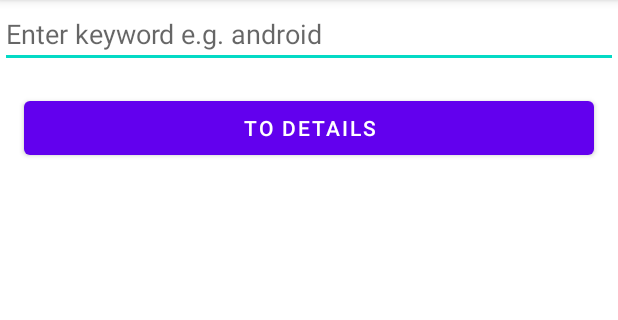
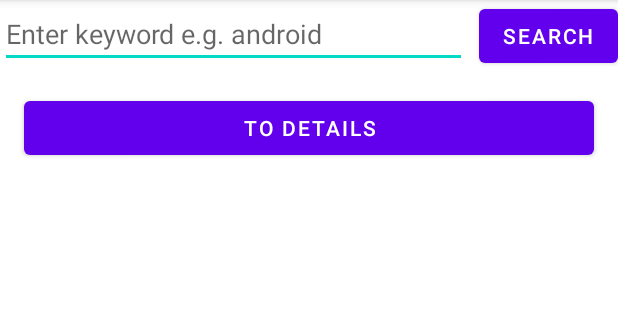
Before and after one commit to profitsw2000/Tests5, an Android app: the screen it shows after launch (MainActivity), on a phone screen of 412 x 824 dp, the part 84-404 px from its top. Run offline under Robolectric (Android 15) with nearby library versions, the phone set to English and light mode, and no system bars.

Commit message:
В MainActivity добавлена отдельная кнопка для поиска.

```diff
--- a/app/src/main/res/layout/activity_main.xml
+++ b/app/src/main/res/layout/activity_main.xml
@@ -17,15 +17,26 @@
 
     <EditText
         android:id="@+id/searchEditText"
-        android:layout_width="match_parent"
+        android:layout_width="0dp"
         android:layout_height="wrap_content"
         android:hint="@string/search_hint"
         android:imeOptions="actionSearch"
         android:inputType="text"
         android:maxLines="1"
         android:singleLine="true"
+        android:layout_marginEnd="8dp"
         app:layout_constraintStart_toStartOf="parent"
-        app:layout_constraintTop_toTopOf="parent" />
+        app:layout_constraintTop_toTopOf="parent"
+        app:layout_constraintEnd_toStartOf="@+id/search_button"/>
+
+    <Button
+        android:layout_width="wrap_content"
+        android:layout_height="wrap_content"
+        android:id="@+id/search_button"
+        android:text="@string/search_button_text"
+        app:layout_constraintTop_toTopOf="parent"
+        app:layout_constraintStart_toEndOf="@+id/searchEditText"
+        app:layout_constraintEnd_toEndOf="parent"/>
 
     <Button
         android:id="@+id/toDetailsActivityButton"
--- a/app/src/main/res/values/strings.xml
+++ b/app/src/main/res/values/strings.xml
@@ -8,4 +8,5 @@
     <string name="decrement_text">-</string>
     <string name="increment_text">+</string>
     <string name="to_details">to details</string>
+    <string name="search_button_text">Search</string>
 </resources>
```
